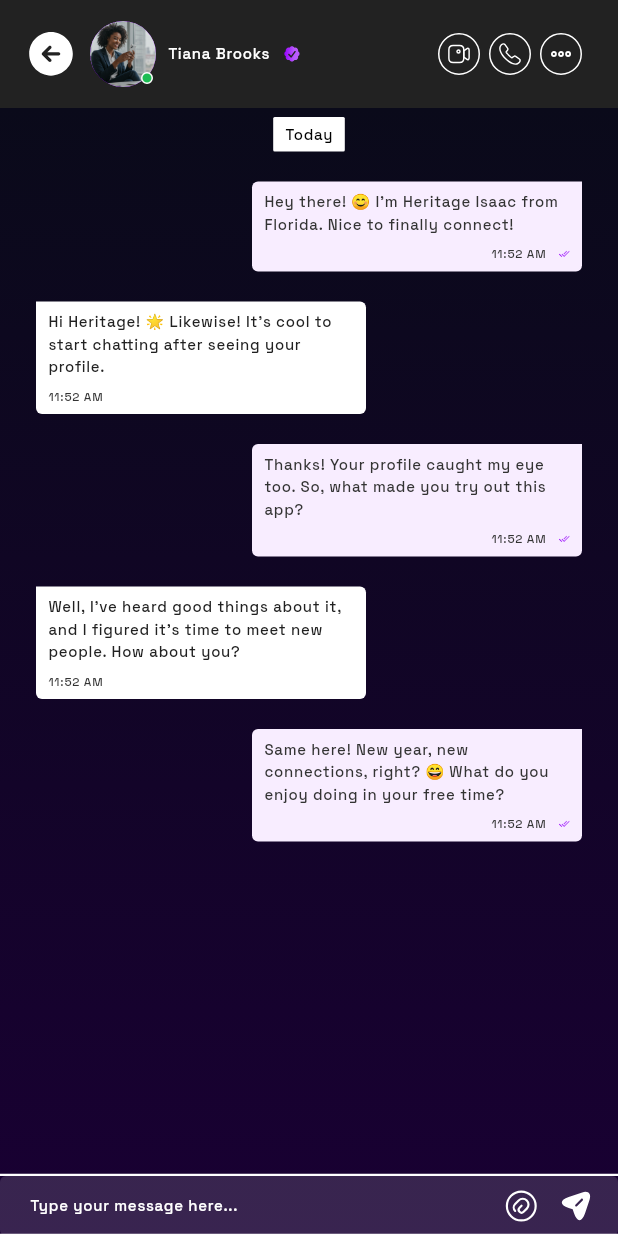
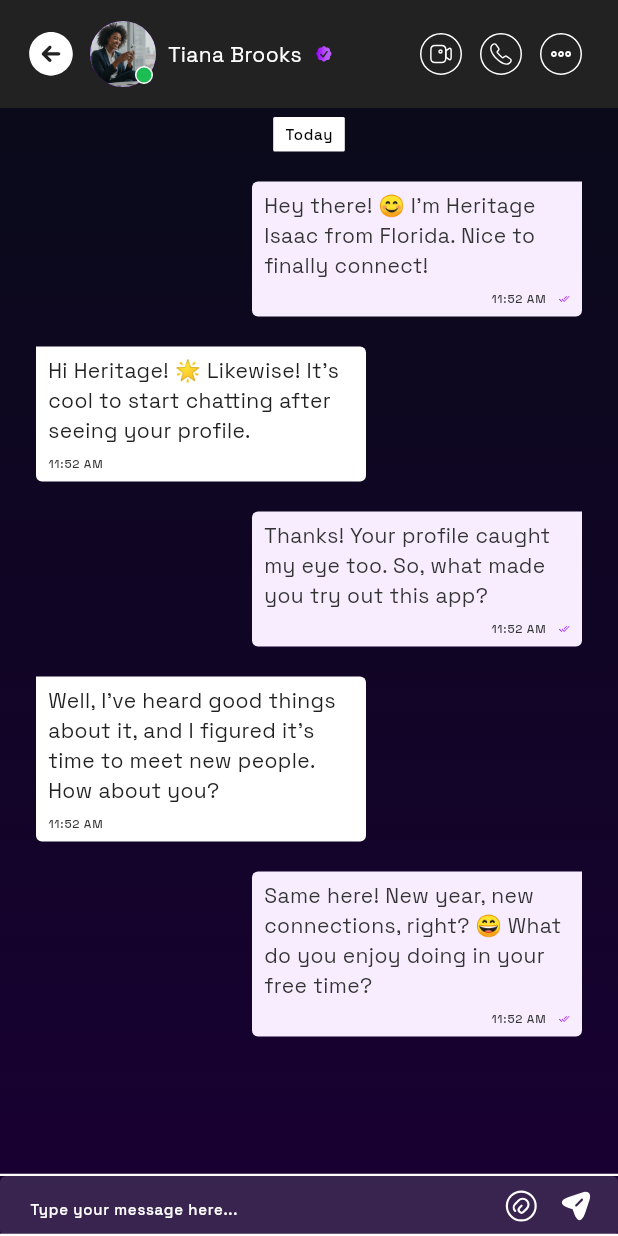
Before and after one commit to Coding-With-Josh/matchchaynhq, a Flutter app: the MessagesScreen screen opened by its route, after a tap on "Tiana Brooks", on a phone screen of 412 x 824 dp. Run offline on Flutter 3.47's test engine with Material 3 defaults, Android fonts, the phone set to English and light mode, and no system bars; our stand-ins replace cached_network_image, country_code_picker, flutter_bloc, flutter_secure_storage, flutter_svg, freezed_annotation and 4 more; missing offline and left inert: country_flags, solana, solana_mobile_client; accounts and stored records are empty; network calls fail; statements that could not run were skipped; project files that could hold a hidden picture were left out.

Commit message:
increase fonts sizes

```diff
--- a/lib/ui/core/user_intetrests.dart
+++ b/lib/data/dummy_data/user_intetrests.dart
@@ -1,4 +1,5 @@
-import '../profile_onboarding/select_interest_screen.dart';
+
+import '../../ui/profile_onboarding/select_interest_screen.dart';
 
 List<Interest> userInterests = [
   Interest(title: "Music"),
--- a/lib/ui/core/custom_pop_up_menu.dart
+++ b/lib/ui/core/custom_pop_up_menu.dart
@@ -80,7 +80,7 @@ class _IosStylePopupMenuItemState extends State<CustomPopUpMenuItem> {
   @override
   Widget build(BuildContext context) {
     // Get the default text style from the current theme
-    final TextStyle? textStyle = Theme.of(context).textTheme.labelSmall
+    final TextStyle? textStyle = Theme.of(context).textTheme.bodySmall
         ?.copyWith(
           //fontSize: 20.0, // iOS action sheet font size
           color: widget.isDestructive
--- a/lib/ui/home/widgets/image_carousel.dart
+++ b/lib/ui/home/widgets/image_carousel.dart
@@ -2,6 +2,7 @@ import 'package:cached_network_image/cached_network_image.dart';
 import 'package:flutter/material.dart';
 import 'package:flutter_svg/svg.dart';
 
+import '../../../data/dummy_data/home_dummy.dart';
 import '../../constants/app_colors.dart';
 import '../../core/round_icon.dart';
 
@@ -14,20 +15,17 @@ class ImageCarousel extends StatefulWidget {
 
 class _ImageCarouselState extends State<ImageCarousel> {
   final PageController _pageController = PageController();
-  final List<String> _images = [
-    'https://github.com/bethel-m/matchayn_images/blob/main/profile1.jpg?raw=true',
-    'https://github.com/bethel-m/matchayn_images/blob/main/profile2.jpg?raw=true',
-    'https://github.com/bethel-m/matchayn_images/blob/main/profile3.jpg?raw=true',
-    'https://github.com/bethel-m/matchayn_images/blob/main/profile4.jpg?raw=true',
-    'https://github.com/bethel-m/matchayn_images/blob/main/profile5.jpg?raw=true',
-    'https://github.com/bethel-m/matchayn_images/blob/main/profile6.jpg?raw=true',
-    'https://github.com/bethel-m/matchayn_images/blob/main/profile7.jpg?raw=true',
-  ];
+  String name = "Tiana, 27";
+  String shortDescription = "";
+  String hobby1 = "";
+  String hobby2 = "";
+  String location = "";
+
 
   int _currentIndex = 0;
 
   void _goToPage(int index) {
-    if (index >= 0 && index < _images.length) {
+    if (index >= 0 && index < images.length) {
       _pageController.animateToPage(
         index,
         duration: const Duration(milliseconds: 500),
@@ -50,14 +48,21 @@ class _ImageCarouselState extends State<ImageCarousel> {
     return Stack(
       children: [
         PageView.builder(
-          itemCount: _images.length,
+          itemCount: images.length,
           controller: _pageController,
-          physics: const NeverScrollableScrollPhysics(), // disables swipe
+         // physics: const NeverScrollableScrollPhysics(), // disables swipe
           itemBuilder: (context, index) {
+            if (index == _currentIndex) {
+              name = names[index];
+              shortDescription = shortDescriptions[index];
+              hobby1 = hobies[index];
+              hobby2 = hobies[index + 1];
+              location = locations[index];
+            }
             return ClipRRect(
               borderRadius: BorderRadius.circular(16.0),
               child: CachedNetworkImage(
-                imageUrl: _images[index],
+                imageUrl: images[index],
                 progressIndicatorBuilder: (context, url, downloadProgress) =>
                     Container(
                       width: double.infinity,
@@ -84,10 +89,7 @@ class _ImageCarouselState extends State<ImageCarousel> {
           top: 24,
           right: 24,
           child: Container(
-            padding: const EdgeInsets.symmetric(
-              horizontal: 10,
-              vertical: 5,
-            ),
+            padding: const EdgeInsets.symmetric(horizontal: 10, vertical: 5),
             decoration: BoxDecoration(
               //create a white border white in color with 20% opacity
               border: Border.all(
@@ -95,17 +97,17 @@ class _ImageCarouselState extends State<ImageCarousel> {
                 width: 0.28,
               ),
               borderRadius: BorderRadius.circular(56.0),
-              color: AppColors.blackColor.withValues(alpha: 0.5)
+              color: AppColors.blackColor.withValues(alpha: 0.5),
             ),
             child: Row(
               mainAxisSize: MainAxisSize.min,
               children: [
                 SvgPicture.asset("assets/icons/location.svg"),
+                SizedBox(width: 4),
                 Text(
-                  "Abuja, 4.5 km",
+                  location,
                   style: Theme.of(context).textTheme.labelSmall?.copyWith(
                     fontWeight: FontWeight.w700,
-                    fontSize: 6,
                   ),
                 ),
               ],
@@ -177,18 +179,19 @@ class _ImageCarouselState extends State<ImageCarousel> {
                   child: Row(
                     mainAxisAlignment: MainAxisAlignment.spaceBetween,
                     children: [
-                      Column(
+                      Expanded(
+                        child: Column(
                           crossAxisAlignment: CrossAxisAlignment.start,
                           mainAxisSize: MainAxisSize.min,
                           children: [
                             Row(
                               children: [
                                 Text(
-                                "Tiana, 27",
-                                style: Theme.of(context).textTheme.labelSmall
+                                  name,
+                                  style: Theme.of(context).textTheme.bodySmall
                                       ?.copyWith(
                                         fontWeight: FontWeight.w700,
-                                      fontSize: 8,
+                                        // fontSize: 8,
                                         color: AppColors.alertBlackColor,
                                       ),
                                 ),
@@ -201,14 +204,15 @@ class _ImageCarouselState extends State<ImageCarousel> {
                               ],
                             ),
                             Text(
-                            "Confident, open-minded and here for real vibes only.",
+                              shortDescription,
                               style: Theme.of(context).textTheme.labelSmall
                                   ?.copyWith(
-                                  fontSize: 6,
+                                    // fontSize: 6,
                                     color: AppColors.alertBlackColor,
                                   ),
                             ),
                           ],
+                        ),
                       ),
 
                       Expanded(
@@ -228,10 +232,8 @@ class _ImageCarouselState extends State<ImageCarousel> {
                                 borderRadius: BorderRadius.circular(10),
                               ),
                               child: Text(
-                                "Cooking",
-                                style: Theme.of(
-                                  context,
-                                ).textTheme.labelSmall?.copyWith(fontSize: 6),
+                                hobby1,
+                                style: Theme.of(context).textTheme.labelSmall,
                               ),
                             ),
                             SizedBox(width: 4),
@@ -245,10 +247,8 @@ class _ImageCarouselState extends State<ImageCarousel> {
                                 borderRadius: BorderRadius.circular(10),
                               ),
                               child: Text(
-                                "Painting",
-                                style: Theme.of(
-                                  context,
-                                ).textTheme.labelSmall?.copyWith(fontSize: 6),
+                                hobby2,
+                                style: Theme.of(context).textTheme.labelSmall,
                               ),
                             ),
                           ],
--- a/lib/ui/messages/call/call_control_icon.dart
+++ b/lib/ui/messages/call/call_control_icon.dart
@@ -20,9 +20,9 @@ class CallControlIcon extends StatelessWidget {
     return GestureDetector(
       onTap: onTap,
       child: Container(
-        width: 38,
-        height: 38,
-        padding: EdgeInsets.all(10),
+        width: 48,
+        height: 48,
+        padding: EdgeInsets.all(4),
         decoration: BoxDecoration(
           color: isDestructive
               ? AppColors.criticalActionColor
--- a/lib/ui/messages/chat/chat_screen.dart
+++ b/lib/ui/messages/chat/chat_screen.dart
@@ -104,7 +104,7 @@ class _ChatScreenState extends State<ChatScreen> {
             SizedBox(width: 8),
             UserOnlineImage(),
             SizedBox(width: 8),
-            Text("Tiana Brooks", style: Theme.of(context).textTheme.labelSmall),
+            Text("Tiana Brooks", style: Theme.of(context).textTheme.bodyMedium),
             SizedBox(width: 8),
             SvgPicture.asset(
               "assets/icons/check-badge.svg",
@@ -120,14 +120,14 @@ class _ChatScreenState extends State<ChatScreen> {
               context.push(RouteDestinations.calls);
             },
           ),
-          SizedBox(width: 6),
+          SizedBox(width: 12),
           ChatMessageIcons(
             iconPath: "assets/icons/call.svg",
             onTap: () {
               context.push(RouteDestinations.calls);
             },
           ),
-          SizedBox(width: 6),
+          SizedBox(width: 12),
           CustomIosStyledPopUpMenu(
             menuItems: getChatScreenPopUpMenuItems(context),
             child: ChatMessageIcons(iconPath: "assets/icons/more_options.svg"),
@@ -234,7 +234,7 @@ class ChatInputField extends StatelessWidget {
           Divider(color: AppColors.whiteColor, thickness: 1.5, height: 0),
           Expanded(
             child: TextField(
-              style: Theme.of(context).textTheme.labelSmall,
+             // style: Theme.of(context).textTheme.labelSmall,
               controller: messageController,
               decoration: InputDecoration(
                 isDense: true,
@@ -316,7 +316,7 @@ class MessageCard extends StatelessWidget {
                 children: [
                   Text(
                     message,
-                    style: Theme.of(context).textTheme.labelSmall?.copyWith(
+                    style: Theme.of(context).textTheme.bodyMedium?.copyWith(
                       color: isSender
                           ? AppColors.messageSenderTextColor
                           : AppColors.messageReceiverTextColor,
@@ -422,8 +422,8 @@ class UserOnlineImage extends StatelessWidget {
           bottom: 2,
           right: 2,
           child: Container(
-            width: 8,
-            height: 8,
+            width: 12,
+            height: 12,
             decoration: BoxDecoration(
               color: AppColors.userOnlineColor,
               shape: BoxShape.circle,
--- a/lib/ui/messages/message_tile.dart
+++ b/lib/ui/messages/message_tile.dart
@@ -51,7 +51,7 @@ class MessageTile extends StatelessWidget {
                         children: [
                           Text(
                             name,
-                            style: Theme.of(context).textTheme.bodySmall
+                            style: Theme.of(context).textTheme.bodyMedium
                                 ?.copyWith(fontWeight: FontWeight.w500),
                           ),
                           SizedBox(width: 8),
@@ -71,7 +71,7 @@ class MessageTile extends StatelessWidget {
                       Text(
                         isMyMessageLast ? "You: $message" : message,
                         overflow: TextOverflow.ellipsis,
-                        style: Theme.of(context).textTheme.labelSmall?.copyWith(
+                        style: Theme.of(context).textTheme.bodySmall?.copyWith(
                           fontWeight: FontWeight.w400,
                         ),
                       ),
@@ -90,8 +90,8 @@ class MessageTile extends StatelessWidget {
                   SizedBox(height: 6),
                   if (isUnreadMessage)
                     Container(
-                      width: 12,
-                      height: 12,
+                      width: 16,
+                      height: 16,
                       decoration: BoxDecoration(
                         color: AppColors.primaryColor,
                         shape: BoxShape.circle,
@@ -102,7 +102,7 @@ class MessageTile extends StatelessWidget {
                           style: Theme.of(context).textTheme.labelSmall
                               ?.copyWith(
                                 fontWeight: FontWeight.w400,
-                                fontSize: 8,
+                              //  fontSize: 8,
                               ),
                         ),
                       ),
@@ -110,8 +110,8 @@ class MessageTile extends StatelessWidget {
                   if (isDeliveredMessage)
                     SvgPicture.asset(
                       "assets/icons/delivered.svg",
-                      width: 12,
-                      height: 12,
+                      width: 16,
+                      height: 16,
                     ),
                 ],
               ),
--- a/lib/ui/moments/custom_dropdown.dart
+++ b/lib/ui/moments/custom_dropdown.dart
@@ -95,9 +95,9 @@ class CustomDropdownButton extends StatelessWidget {
           SizedBox(height: 4),
           Text(
             text,
-            style: Theme.of(context).textTheme.labelSmall?.copyWith(
+            style: Theme.of(context).textTheme.bodySmall?.copyWith(
               fontWeight: FontWeight.w500,
-              fontSize: 6,
+            //  fontSize: 6,
               color: textColor,
             ),
           ),
--- a/lib/ui/moments/moments_screen.dart
+++ b/lib/ui/moments/moments_screen.dart
@@ -360,7 +360,7 @@ class _MomentsScreenState extends State<MomentsScreen>
                     right: 24,
                     child: TextField(
                       controller: _textEditingController,
-                      style: Theme.of(context).textTheme.labelSmall,
+                     // style: Theme.of(context).textTheme.labelSmall,
                       decoration: InputDecoration(
                         contentPadding: EdgeInsets.symmetric(
                           vertical: 12.0,
--- a/lib/ui/profile/profile_screen.dart
+++ b/lib/ui/profile/profile_screen.dart
@@ -8,7 +8,7 @@ import 'package:matchchayn/ui/profile/widgets/profile_gallery_section.dart';
 import 'package:matchchayn/ui/profile/widgets/profile_interest_section.dart';
 import 'package:matchchayn/ui/profile_onboarding/select_interest_screen.dart';
 import '../app_theme/app_theme.dart';
-import '../core/user_intetrests.dart';
+import '../../data/dummy_data/user_intetrests.dart';
 
 class ProfileScreen extends StatefulWidget {
   const ProfileScreen({super.key});
--- a/lib/ui/profile/widgets/bio_section.dart
+++ b/lib/ui/profile/widgets/bio_section.dart
@@ -26,7 +26,7 @@ class BioSection extends StatelessWidget {
             bioText,
             style: Theme.of(
               context,
-            ).textTheme.bodySmall?.copyWith(fontWeight: FontWeight.w500),
+            ).textTheme.bodyMedium?.copyWith(fontWeight: FontWeight.w500),
           ),
         ),
       ],
--- a/lib/ui/profile/widgets/personal_info_section.dart
+++ b/lib/ui/profile/widgets/personal_info_section.dart
@@ -16,13 +16,13 @@ class PersonalInfoTile extends StatelessWidget {
           title,
           style: Theme.of(
             context,
-          ).textTheme.bodySmall?.copyWith(fontWeight: FontWeight.w500),
+          ).textTheme.bodyMedium?.copyWith(fontWeight: FontWeight.w500),
         ),
         Text(
           value,
           style: Theme.of(
             context,
-          ).textTheme.bodySmall?.copyWith(fontWeight: FontWeight.w500),
+          ).textTheme.bodyMedium?.copyWith(fontWeight: FontWeight.w500),
         ),
       ],
     );
--- a/lib/ui/profile_onboarding/select_interest_screen.dart
+++ b/lib/ui/profile_onboarding/select_interest_screen.dart
@@ -3,7 +3,7 @@ import 'package:matchchayn/ui/constants/app_colors.dart';
 
 import '../app_theme/app_theme.dart';
 import '../core/intro_header_and_text.dart';
-import '../core/user_intetrests.dart';
+import '../../data/dummy_data/user_intetrests.dart';
 
 class SelectInterestScreen extends StatefulWidget {
   const SelectInterestScreen({super.key});
```
Also changed, not shown: lib/data/dummy_data/home_dummy.dart (added, +80 -0 lines), lib/ui/likes/likes_screen.dart (+79 -49 lines), lib/ui/notifications/notification_tile.dart (+7 -7 lines). Lines whose indentation alone changed are shown as unchanged.
